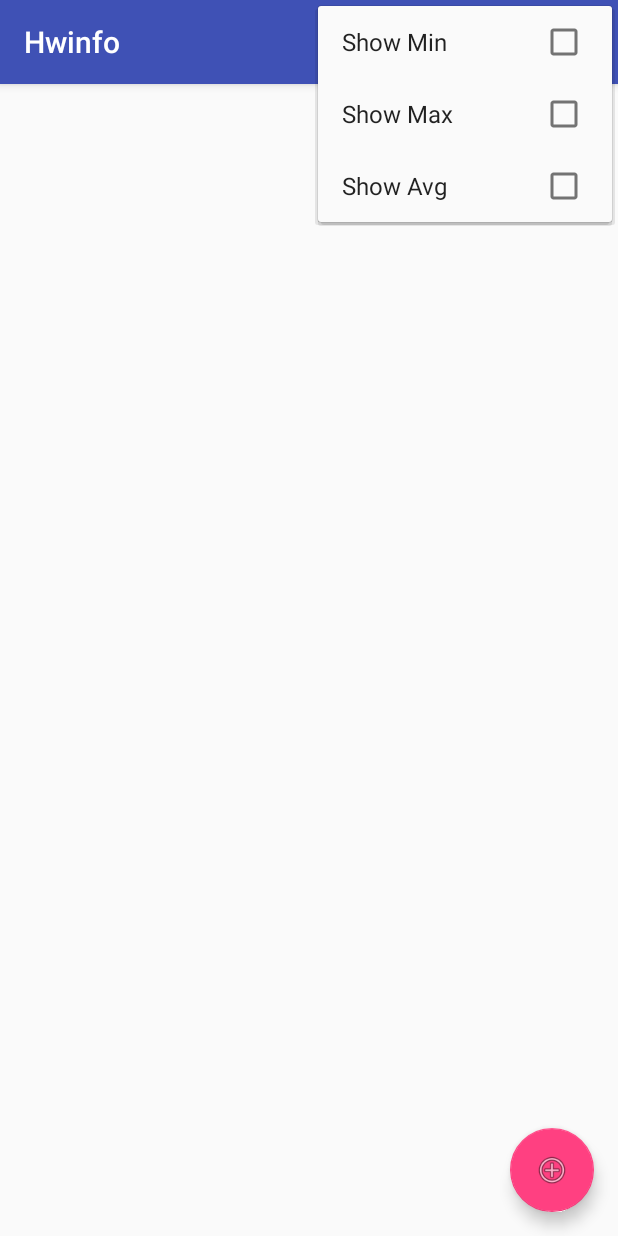
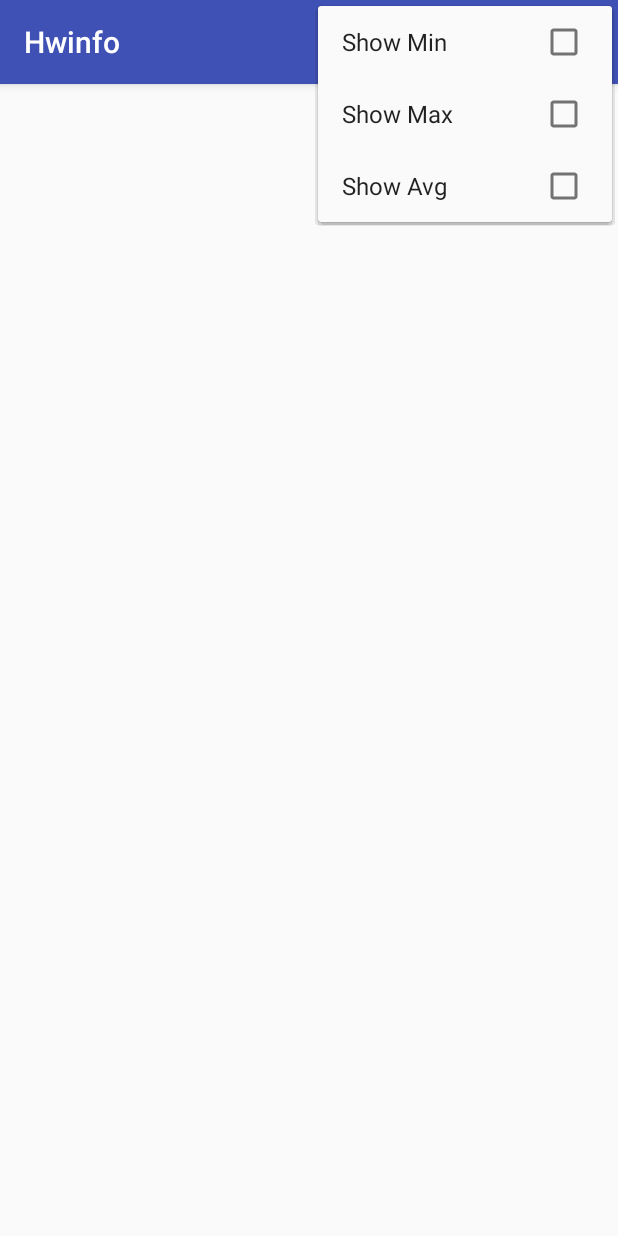
Before and after one commit to jasondorjeshort/Claviger, an Android app: the screen it shows after launch (IpActivity), with the options menu open, on a phone screen of 412 x 824 dp. Run offline under Robolectric (Android 15) with nearby library versions, the phone set to English and light mode, and no system bars.

Commit message:
Move add button to the action bar.

```diff
--- a/app/src/main/java/com/dorjesoft/hwinforeader/IpActivity.java
+++ b/app/src/main/java/com/dorjesoft/hwinforeader/IpActivity.java
@@ -78,9 +78,14 @@ public class IpActivity extends AppCompatActivity implements Hwinfo.Callback {
         mShowMax = prefs.getBoolean(PREFS_SHOW_MAX, false);
         mShowAvg = prefs.getBoolean(PREFS_SHOW_AVG, false);
 
-        mTable.setColumnCollapsed(COLUMN_MIN, !mShowMin);
-        mTable.setColumnCollapsed(COLUMN_MAX, !mShowMax);
-        mTable.setColumnCollapsed(COLUMN_AVG, !mShowAvg);
+        mTable.post(new Runnable() {
+            @Override
+            public void run() {
+                mTable.setColumnCollapsed(COLUMN_MIN, !mShowMin);
+                mTable.setColumnCollapsed(COLUMN_MAX, !mShowMax);
+                mTable.setColumnCollapsed(COLUMN_AVG, !mShowAvg);
+            }
+        });
     }
 
     protected void saveReaders() {
@@ -102,6 +107,13 @@ public class IpActivity extends AppCompatActivity implements Hwinfo.Callback {
         editor.apply();
     }
 
+    public void addServer() {
+        ServerDialog dFragment = new ServerDialog();
+        dFragment.setReaders(IpActivity.this);
+        // Show DialogFragment
+        dFragment.show(fm, "Dialog Fragment");
+    }
+
     @Override
     protected void onCreate(Bundle savedInstanceState) {
         super.onCreate(savedInstanceState);
@@ -110,17 +122,6 @@ public class IpActivity extends AppCompatActivity implements Hwinfo.Callback {
         setSupportActionBar(toolbar);
 
         Log.d("hwinfo", "Hwinfo create.");
-
-        FloatingActionButton addButton = (FloatingActionButton) findViewById(R.id.add_button);
-        addButton.setOnClickListener(new View.OnClickListener() {
-            @Override
-            public void onClick(View view) {
-                ServerDialog dFragment = new ServerDialog();
-                dFragment.setReaders(IpActivity.this);
-                // Show DialogFragment
-                dFragment.show(fm, "Dialog Fragment");
-            }
-        });
 
         mTable = (TableLayout) findViewById(R.id.table);
 
@@ -190,6 +191,10 @@ public class IpActivity extends AppCompatActivity implements Hwinfo.Callback {
             mShowAvg = !mShowAvg;
             item.setChecked(mShowAvg);
             mTable.setColumnCollapsed(COLUMN_AVG, !mShowAvg);
+            return true;
+        }
+        if (id == R.id.action_add_listener) {
+            addServer();
             return true;
         }
 
--- a/app/src/main/res/layout/activity_ip.xml
+++ b/app/src/main/res/layout/activity_ip.xml
@@ -23,12 +23,4 @@
 
     <include layout="@layout/content_ip" />
 
-    <android.support.design.widget.FloatingActionButton
-        android:id="@+id/add_button"
-        android:layout_width="wrap_content"
-        android:layout_height="wrap_content"
-        android:layout_gravity="bottom|end"
-        android:layout_margin="@dimen/fab_margin"
-        android:src="@android:drawable/ic_menu_add" />
-
 </android.support.design.widget.CoordinatorLayout>
--- a/app/src/main/res/menu/menu_ip.xml
+++ b/app/src/main/res/menu/menu_ip.xml
@@ -3,24 +3,30 @@
     xmlns:tools="http://schemas.android.com/tools"
     tools:context="com.dorjesoft.hwinforeader.IpActivity">
     <item
+        android:id="@+id/action_add_listener"
+        android:icon="@android:drawable/ic_menu_add"
+        android:orderInCategory="100"
+        android:title="Add listener..."
+        app:showAsAction="ifRoom" />
+    <item
         android:id="@+id/action_show_min"
         android:checkable="true"
         android:icon="@android:drawable/ic_menu_preferences"
-        android:orderInCategory="100"
+        android:orderInCategory="105"
         android:title="Show Min"
         app:showAsAction="never" />
     <item
         android:id="@+id/action_show_max"
         android:checkable="true"
         android:icon="@android:drawable/ic_menu_preferences"
-        android:orderInCategory="101"
+        android:orderInCategory="106"
         android:title="Show Max"
         app:showAsAction="never" />
     <item
         android:id="@+id/action_show_avg"
         android:checkable="true"
         android:icon="@android:drawable/ic_menu_preferences"
-        android:orderInCategory="102"
+        android:orderInCategory="107"
         android:title="Show Avg"
         app:showAsAction="never" />
 </menu>
```
